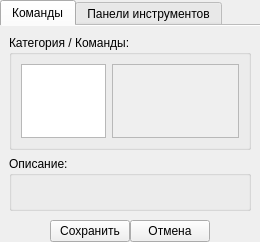
rdnvndr/raindrop, file src/plugins/mainwindow/mainwindowoptions.ui: the form before one commit.
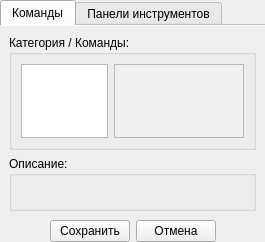
The form after the commit.

What changed in the file:
```diff
--- a/src/plugins/mainwindow/mainwindowoptions.ui
+++ b/src/plugins/mainwindow/mainwindowoptions.ui
@@ -6,8 +6,8 @@
    <rect>
     <x>0</x>
     <y>0</y>
-    <width>244</width>
-    <height>218</height>
+    <width>265</width>
+    <height>229</height>
    </rect>
   </property>
   <property name="windowTitle">
@@ -151,6 +151,9 @@
    </item>
    <item>
     <layout class="QHBoxLayout" name="layoutPushButton">
+     <property name="spacing">
+      <number>6</number>
+     </property>
      <item>
       <spacer name="horizontalSpacer_2">
        <property name="orientation">
```
Left out of the diff: 6 changed lines with no effect on the pictures.
